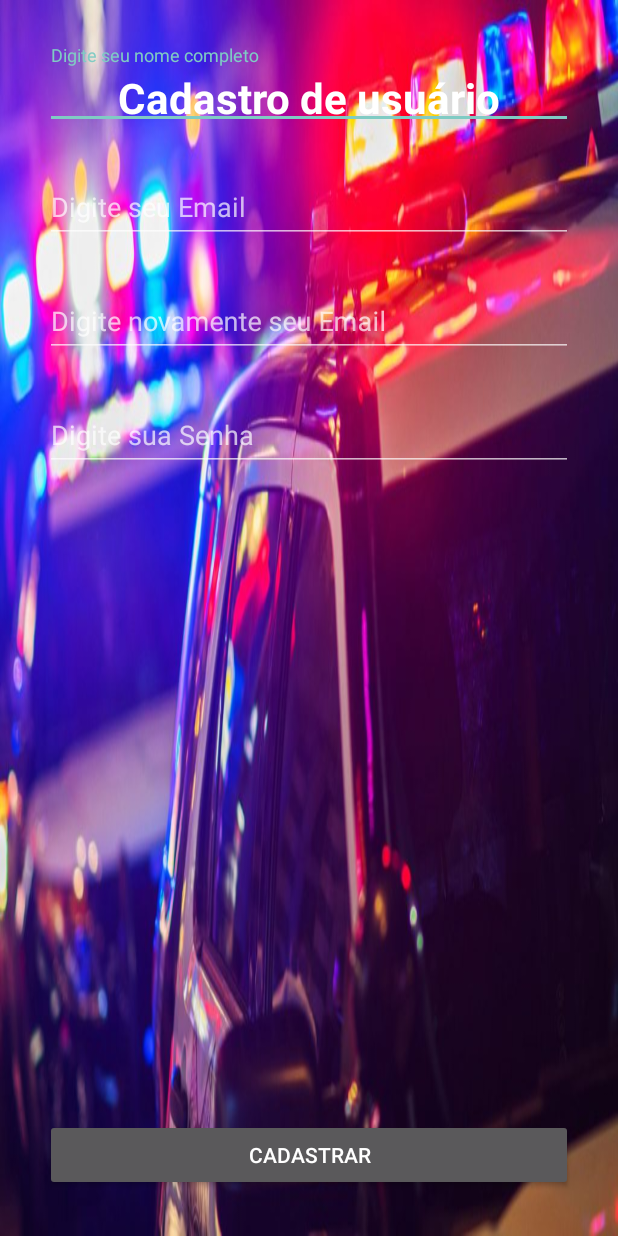
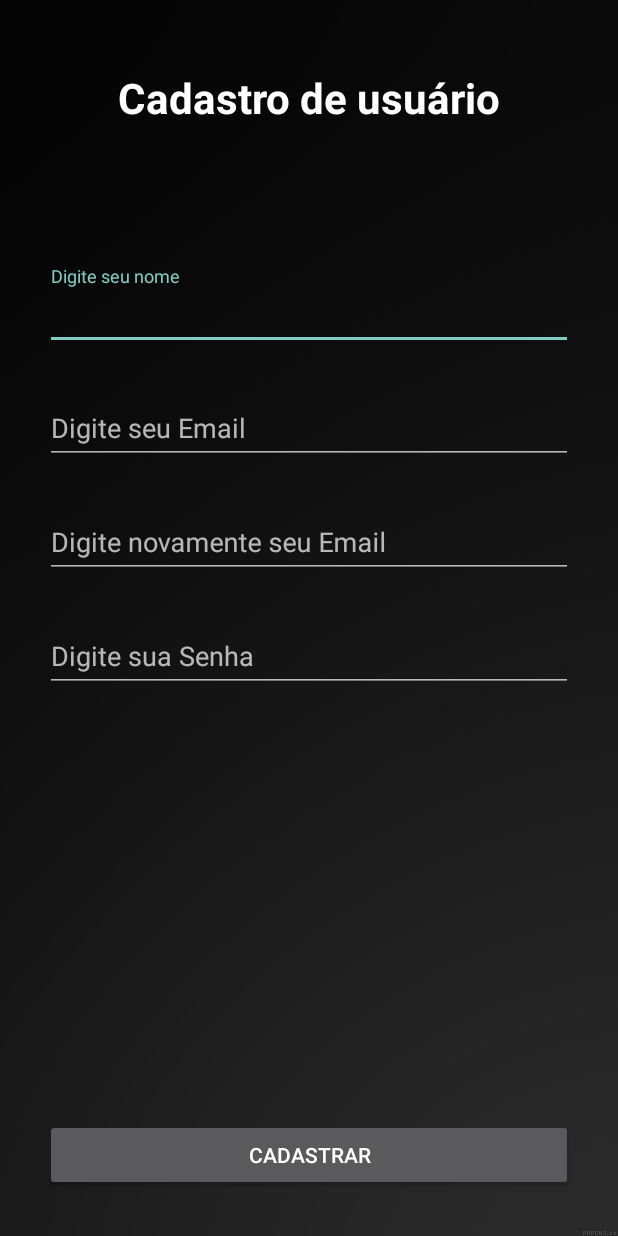
Before and after one commit to LeandroMartins744/MaisAgeis-FronEnd, an Android app: the CadastroActivity screen opened directly, with no data from a screen before it, on a phone screen of 412 x 824 dp. Run offline under Robolectric (Android 15) with nearby library versions, the phone set to English and light mode, and no system bars.

Commit message:
padding, background

```diff
--- a/project/app/src/main/res/layout/activity_cadastro.xml
+++ b/project/app/src/main/res/layout/activity_cadastro.xml
@@ -5,7 +5,7 @@
     android:layout_width="match_parent"
     android:layout_height="match_parent"
     android:padding="30dp"
-    android:background="@drawable/splashocorrencia"
+    android:background="@drawable/black"
     tools:context=".ui.cadastro.CadastroActivity">
 
     <androidx.appcompat.widget.AppCompatTextView
@@ -27,15 +27,17 @@
         android:id="@+id/lblSenha1"
         android:layout_width="match_parent"
         android:layout_height="wrap_content"
+        app:layout_constraintBottom_toBottomOf="parent"
         app:layout_constraintEnd_toEndOf="parent"
         app:layout_constraintStart_toStartOf="parent"
-        tools:layout_editor_absoluteY="144dp">
+        app:layout_constraintTop_toTopOf="parent"
+        app:layout_constraintVertical_bias="0.208">
 
         <androidx.appcompat.widget.AppCompatEditText
             android:id="@+id/txtSenha1"
             android:layout_width="match_parent"
             android:layout_height="wrap_content"
-            android:hint="Digite seu nome completo"
+            android:hint="Digite seu nome"
             android:inputType="textWebEmailAddress" />
     </com.google.android.material.textfield.TextInputLayout>
 
```
Also changed, not shown: project/app/src/main/res/layout/activity_login.xml (+5 -3 lines), project/app/src/main/res/layout/forgot_password.xml (+5 -2 lines), project/app/src/main/res/layout/page1.xml (+9 -3 lines), project/app/src/main/res/layout/page2.xml (+10 -0 lines), project/app/src/main/res/drawable/black.jpg (added), project/app/src/main/res/drawable/black2.jpg (added).
